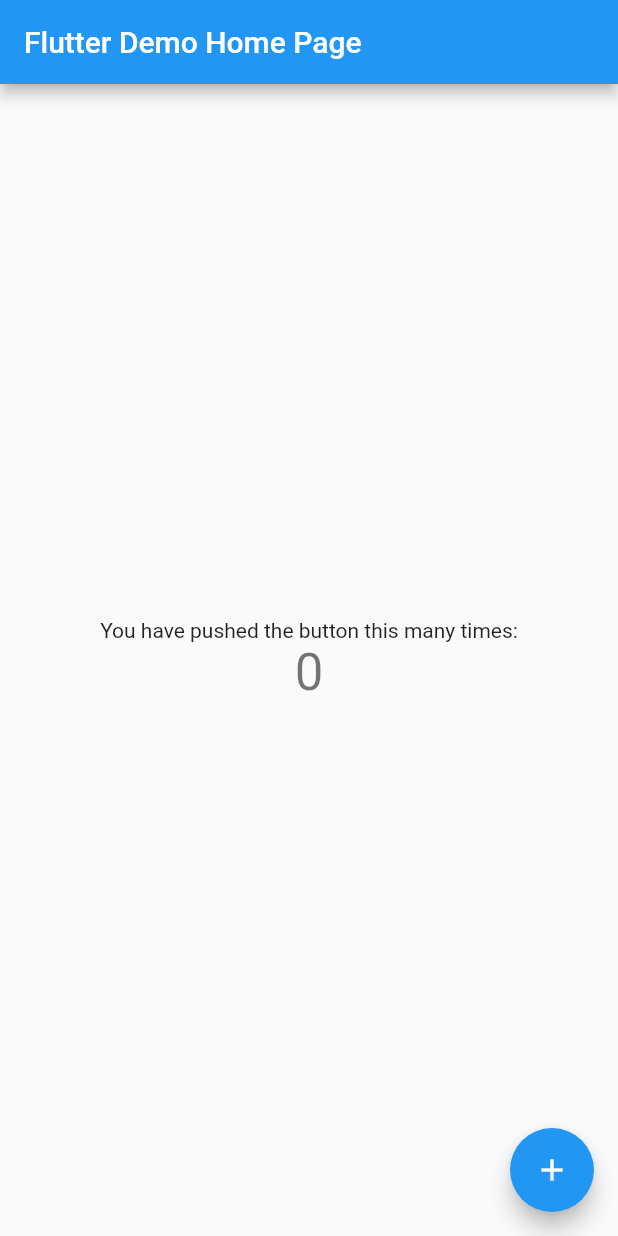
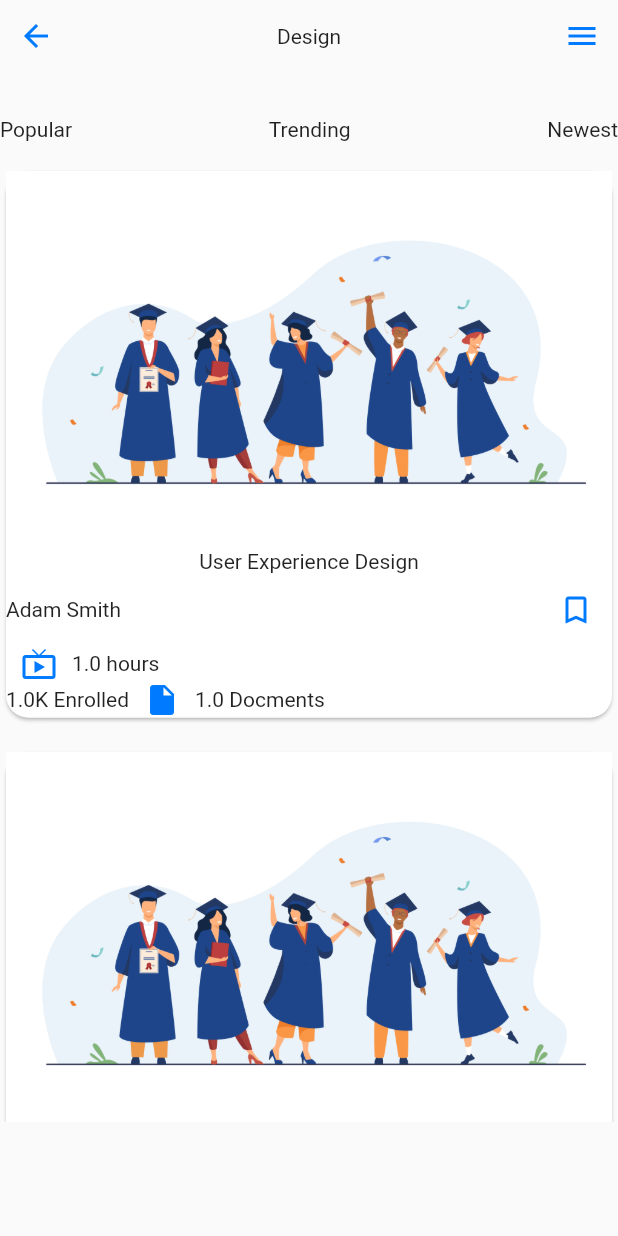
Before and after one commit to calmdaysamuel/onlineeducationappconcept, a Flutter app: the screen it shows after launch, on a phone screen of 412 x 824 dp. Run offline on Flutter 3.47's test engine with Material 2 defaults, Android fonts, the phone set to English and light mode, and no system bars.

Commit message:
Low Fidelity Mock Up

```diff
--- /dev/null
+++ b/lib/Screens/ExploreScreen/Course.dart
@@ -0,0 +1,69 @@
+import 'package:flutter/material.dart';
+import 'package:onlineeducationappconcept/Styles/TextStyles.dart';
+
+import 'Rating.dart';
+
+class Course extends StatelessWidget {
+  final imagePath;
+  final title;
+  final author;
+  final rating;
+  final length;
+  final enrolled;
+  final content;
+  bool isSaved;
+  final backgroundColor;
+
+  Course(this.imagePath,
+      this.title,
+      this.author,{
+      this.rating = 5.0,
+      this.length = 1.0,
+      this.enrolled = 1.0,
+      this.content = 1.0,
+      this.isSaved = false,
+      this.backgroundColor = Colors.greenAccent});
+  @override
+  Widget build(BuildContext context) {
+    return Container(
+      //color: this.backgroundColor,
+      child: Card(
+        shape: RoundedRectangleBorder(
+          borderRadius: BorderRadius.circular(15.0)
+        ),
+        child: Column(
+          children: <Widget>[
+            Image.asset(imagePath),
+            Text(this.title, style: titleStyle,),
+            Row(
+              mainAxisAlignment: MainAxisAlignment.spaceBetween,
+              children: <Widget>[
+                Text(this.author, style: authorStyle,),
+                IconButton(icon: (this.isSaved == true)? Icon(Icons.bookmark): Icon(Icons.bookmark_border),
+                onPressed: () =>{},)
+              ],
+            ),
+            Row(
+              children: <Widget>[
+                Rating(this.rating),
+                SizedBox(width: 10,),
+                Icon(Icons.live_tv),
+                SizedBox(width: 10,),
+                Text("${this.length} hours")
+              ],
+            ),
+            Row(
+              children: <Widget>[
+                Text("${this.enrolled}K Enrolled"),
+                SizedBox(width: 10,),
+                Icon(Icons.insert_drive_file),
+                SizedBox(width: 10,),
+                Text("${this.content} Docments")
+              ],
+            ),
+          ],
+        ),
+      ),
+    );
+  }
+}
--- /dev/null
+++ b/lib/Screens/ExploreScreen/ExploreScreen.dart
@@ -0,0 +1,52 @@
+import 'package:flutter/material.dart';
+import 'package:onlineeducationappconcept/Screens/ExploreScreen/Course.dart';
+import 'package:onlineeducationappconcept/Screens/ExploreScreen/FeedSelector.dart';
+class ExploreScreen extends StatefulWidget {
+  @override
+  _ExploreScreenState createState() => _ExploreScreenState();
+}
+
+class _ExploreScreenState extends State<ExploreScreen> {
+  @override
+  Widget build(BuildContext context) {
+    return SafeArea(
+      child: Scaffold(
+        body: Column(
+          children: <Widget>[
+            Row(
+              mainAxisAlignment: MainAxisAlignment.spaceBetween,
+              children: <Widget>[
+                IconButton(
+                    icon: Icon(Icons.arrow_back),
+                    onPressed: () =>{},),
+                Text("Design"),
+                IconButton(
+                  icon: Icon(Icons.menu),
+                  onPressed: () =>{},),
+              ],
+            ),
+            SizedBox(height: 30,),
+            Row(
+              mainAxisAlignment: MainAxisAlignment.spaceBetween,
+              children: <Widget>[
+                FeedSelector("Popular"),
+                FeedSelector("Trending"),
+                FeedSelector("Newest")
+              ],
+            ),
+            Container(
+              height:638,
+              child: ListView(
+                children: <Widget>[
+                  Course("assets/images/homeScreenImage.jpg","User Experience Design", "Adam Smith"),
+                  SizedBox(height: 15,),
+                  Course("assets/images/homeScreenImage.jpg","User Experience Design", "Adam Smith"),
+                ],
+              ),
+            ),
+          ],
+        ),
+      ),
+    );
+  }
+}
--- /dev/null
+++ b/lib/Screens/ExploreScreen/FeedSelector.dart
@@ -0,0 +1,17 @@
+import 'package:flutter/material.dart';
+
+class FeedSelector extends StatelessWidget {
+  final type;
+
+  const FeedSelector(this.type);
+
+  @override
+  Widget build(BuildContext context) {
+    return Column(
+      children: <Widget>[
+        Text(this.type),
+        Divider(thickness: 2, color: Colors.black,)
+      ],
+    );
+  }
+}
--- /dev/null
+++ b/lib/Screens/ExploreScreen/Rating.dart
@@ -0,0 +1,17 @@
+import 'package:flutter/material.dart';
+
+class Rating extends StatefulWidget {
+
+  double rating;
+  Rating(this.rating);
+
+  @override
+  _RatingState createState() => _RatingState();
+}
+
+class _RatingState extends State<Rating> {
+  @override
+  Widget build(BuildContext context) {
+    return Container();
+  }
+}
--- /dev/null
+++ b/lib/Screens/HomeScreen/HomeScreen.dart
@@ -0,0 +1,42 @@
+import 'package:flutter/material.dart';
+
+class HomeScreen extends StatefulWidget {
+  @override
+  _HomeScreenState createState() => _HomeScreenState();
+}
+
+class _HomeScreenState extends State<HomeScreen> {
+  @override
+  Widget build(BuildContext context) {
+    return Scaffold(
+      body: Column(
+        children: <Widget>[
+          SizedBox(
+            height: 200,
+          ),
+          Image.asset("assets/images/homeScreenImage.jpg"),
+          RichText(
+            text: TextSpan(
+              style: TextStyle(color: Colors.black, fontSize: 20),
+              children: [
+                TextSpan(text: "Online Education\n"),
+                TextSpan(text: "Build skills with courses, certificates, and\n"),
+                TextSpan(text: "degrees online. And Access 2000+\n"),
+                TextSpan(text: "Online Course from world-class\n"),
+                TextSpan(text: "universities and companies.")
+              ],
+            ),
+          ),
+          SizedBox(
+            height: 60,
+          ),
+          FlatButton(
+            color: Colors.red,
+            shape: RoundedRectangleBorder(),
+              onPressed: null,
+              child: Text("Get Started"))
+        ],
+      ),
+    );
+  }
+}
--- /dev/null
+++ b/lib/Styles/TextStyles.dart
@@ -0,0 +1,9 @@
+import 'package:flutter/material.dart';
+
+TextStyle titleStyle = TextStyle();
+
+TextStyle authorStyle = TextStyle();
+
+TextStyle otherStyle = TextStyle();
+
+TextStyle feedSelectorStyle = TextStyle();
--- a/lib/main.dart
+++ b/lib/main.dart
@@ -1,117 +1,23 @@
 import 'package:flutter/material.dart';
-
+import 'package:onlineeducationappconcept/Screens/ExploreScreen/ExploreScreen.dart';
+import 'package:onlineeducationappconcept/Screens/HomeScreen/HomeScreen.dart';
+import 'package:flutter/cupertino.dart';
 void main() {
   runApp(MyApp());
 }
 
-class MyApp extends StatelessWidget {
-  // This widget is the root of your application.
+class MyApp extends StatefulWidget {
+  @override
+  _MyAppState createState() => _MyAppState();
+}
+
+class _MyAppState extends State<MyApp> {
   @override
   Widget build(BuildContext context) {
-    return MaterialApp(
-      title: 'Flutter Demo',
-      theme: ThemeData(
-        // This is the theme of your application.
-        //
-        // Try running your application with "flutter run". You'll see the
-        // application has a blue toolbar. Then, without quitting the app, try
-        // changing the primarySwatch below to Colors.green and then invoke
-        // "hot reload" (press "r" in the console where you ran "flutter run",
-        // or simply save your changes to "hot reload" in a Flutter IDE).
-        // Notice that the counter didn't reset back to zero; the application
-        // is not restarted.
-        primarySwatch: Colors.blue,
-        // This makes the visual density adapt to the platform that you run
-        // the app on. For desktop platforms, the controls will be smaller and
-        // closer together (more dense) than on mobile platforms.
-        visualDensity: VisualDensity.adaptivePlatformDensity,
-      ),
-      home: MyHomePage(title: 'Flutter Demo Home Page'),
+    return CupertinoApp(
+      title: "Online Eduaction App Concept",
+      home: ExploreScreen(),
+      debugShowCheckedModeBanner: false,
     );
   }
 }
-
-class MyHomePage extends StatefulWidget {
-  MyHomePage({Key key, this.title}) : super(key: key);
-
-  // This widget is the home page of your application. It is stateful, meaning
-  // that it has a State object (defined below) that contains fields that affect
-  // how it looks.
-
-  // This class is the configuration for the state. It holds the values (in this
-  // case the title) provided by the parent (in this case the App widget) and
-  // used by the build method of the State. Fields in a Widget subclass are
-  // always marked "final".
-
-  final String title;
-
-  @override
-  _MyHomePageState createState() => _MyHomePageState();
-}
-
-class _MyHomePageState extends State<MyHomePage> {
-  int _counter = 0;
-
-  void _incrementCounter() {
-    setState(() {
-      // This call to setState tells the Flutter framework that something has
-      // changed in this State, which causes it to rerun the build method below
-      // so that the display can reflect the updated values. If we changed
-      // _counter without calling setState(), then the build method would not be
-      // called again, and so nothing would appear to happen.
-      _counter++;
-    });
-  }
-
-  @override
-  Widget build(BuildContext context) {
-    // This method is rerun every time setState is called, for instance as done
-    // by the _incrementCounter method above.
-    //
-    // The Flutter framework has been optimized to make rerunning build methods
-    // fast, so that you can just rebuild anything that needs updating rather
-    // than having to individually change instances of widgets.
-    return Scaffold(
-      appBar: AppBar(
-        // Here we take the value from the MyHomePage object that was created by
-        // the App.build method, and use it to set our appbar title.
-        title: Text(widget.title),
-      ),
-      body: Center(
-        // Center is a layout widget. It takes a single child and positions it
-        // in the middle of the parent.
-        child: Column(
-          // Column is also a layout widget. It takes a list of children and
-          // arranges them vertically. By default, it sizes itself to fit its
-          // children horizontally, and tries to be as tall as its parent.
-          //
-          // Invoke "debug painting" (press "p" in the console, choose the
-          // "Toggle Debug Paint" action from the Flutter Inspector in Android
-          // Studio, or the "Toggle Debug Paint" command in Visual Studio Code)
-          // to see the wireframe for each widget.
-          //
-          // Column has various properties to control how it sizes itself and
-          // how it positions its children. Here we use mainAxisAlignment to
-          // center the children vertically; the main axis here is the vertical
-          // axis because Columns are vertical (the cross axis would be
-          // horizontal).
-          mainAxisAlignment: MainAxisAlignment.center,
-          children: <Widget>[
-            Text(
-              'You have pushed the button this many times:',
-            ),
-            Text(
-              '$_counter',
-              style: Theme.of(context).textTheme.headline4,
-            ),
-          ],
-        ),
-      ),
-      floatingActionButton: FloatingActionButton(
-        onPressed: _incrementCounter,
-        tooltip: 'Increment',
-        child: Icon(Icons.add),
-      ), // This trailing comma makes auto-formatting nicer for build methods.
-    );
-  }
-}
--- a/pubspec.yaml
+++ b/pubspec.yaml
@@ -45,9 +45,8 @@ flutter:
   uses-material-design: true
 
   # To add assets to your application, add an assets section, like this:
-  # assets:
-  #   - images/a_dot_burr.jpeg
-  #   - images/a_dot_ham.jpeg
+  assets:
+    - assets/images/
 
   # An image asset can refer to one or more resolution-specific "variants", see
   # https://flutter.dev/assets-and-images/#resolution-aware.
```
Also changed, not shown: assets/images/homeScreenImage.jpg (added), lib/Styles/ColorStyles.dart (added).
